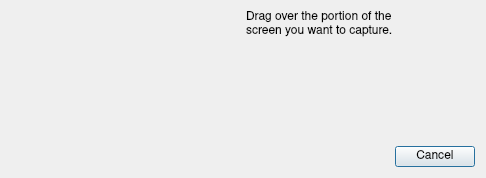
This is Under Construction/Grab.app/Resources/dialog_selection_grab.ui in helloSystem/Utilities as Qt 5 draws it before an edit. The edited form follows.
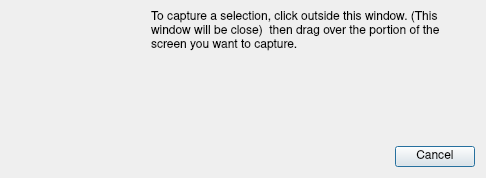
This is the edited form. Icons and pictures are not drawn.

What changed in the file:
```diff
--- a/Under Construction/Grab.app/Resources/dialog_selection_grab.ui
+++ b/Under Construction/Grab.app/Resources/dialog_selection_grab.ui
@@ -13,6 +13,12 @@
     <height>178</height>
    </rect>
   </property>
+  <property name="sizePolicy">
+   <sizepolicy hsizetype="Preferred" vsizetype="Preferred">
+    <horstretch>0</horstretch>
+    <verstretch>0</verstretch>
+   </sizepolicy>
+  </property>
   <property name="focusPolicy">
    <enum>Qt::NoFocus</enum>
   </property>
@@ -58,7 +64,7 @@
          </property>
          <property name="sizeHint" stdset="0">
           <size>
-           <width>40</width>
+           <width>0</width>
            <height>20</height>
           </size>
          </property>
@@ -102,7 +108,7 @@
          </property>
          <property name="sizeHint" stdset="0">
           <size>
-           <width>40</width>
+           <width>0</width>
            <height>20</height>
           </size>
          </property>
@@ -121,7 +127,7 @@
             </font>
            </property>
            <property name="text">
-            <string>Drag over the portion of the screen you want to capture.</string>
+            <string>To capture a selection, click outside this window. (This window will be close)  then drag over the portion of the screen you want to capture.</string>
            </property>
            <property name="alignment">
             <set>Qt::AlignLeading|Qt::AlignLeft|Qt::AlignTop</set>
@@ -140,7 +146,7 @@
          </property>
          <property name="sizeHint" stdset="0">
           <size>
-           <width>40</width>
+           <width>0</width>
            <height>20</height>
           </size>
          </property>
@@ -159,7 +165,7 @@
        <property name="sizeHint" stdset="0">
         <size>
          <width>20</width>
-         <height>20</height>
+         <height>0</height>
         </size>
        </property>
       </spacer>
```
Left out of the diff: 4 changed lines with no effect on the pictures.
